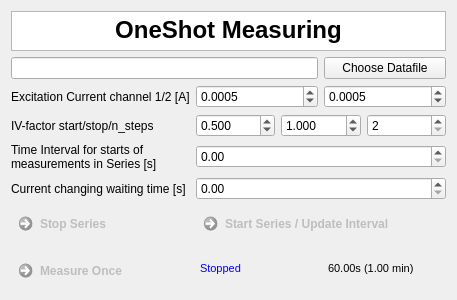
The window that configurations/OneShotMeasurement_multichannel.ui (Cryostat-GUI/Cryostat-GUI) describes before a commit, drawn with Qt 5.
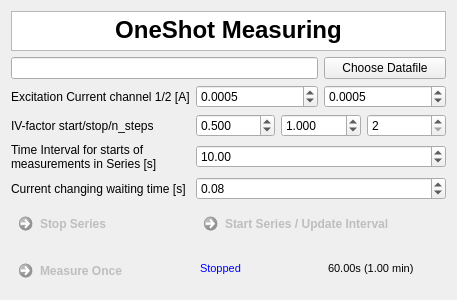
The same window after the commit.

Commit message:
OneShot: updated displayed default values
default values for current reversal waiting time, and the measurement starting inteveral

```diff
--- a/configurations/OneShotMeasurement_multichannel.ui
+++ b/configurations/OneShotMeasurement_multichannel.ui
@@ -19,6 +19,9 @@
      <property name="maximum">
       <double>20000.000000000000000</double>
      </property>
+     <property name="value">
+      <double>10.000000000000000</double>
+     </property>
     </widget>
    </item>
    <item row="2" column="0">
@@ -275,7 +278,11 @@
     </widget>
    </item>
    <item row="6" column="1" colspan="2">
-    <widget class="QDoubleSpinBox" name="dSpinCurrent_revtime"/>
+    <widget class="QDoubleSpinBox" name="dSpinCurrent_revtime">
+     <property name="value">
+      <double>0.080000000000000</double>
+     </property>
+    </widget>
    </item>
   </layout>
  </widget>
```
